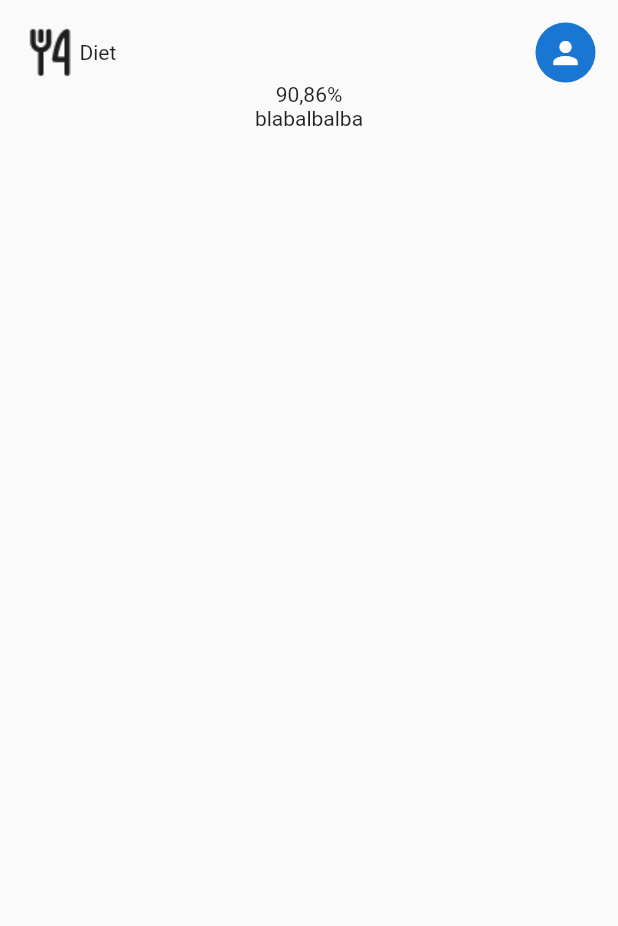
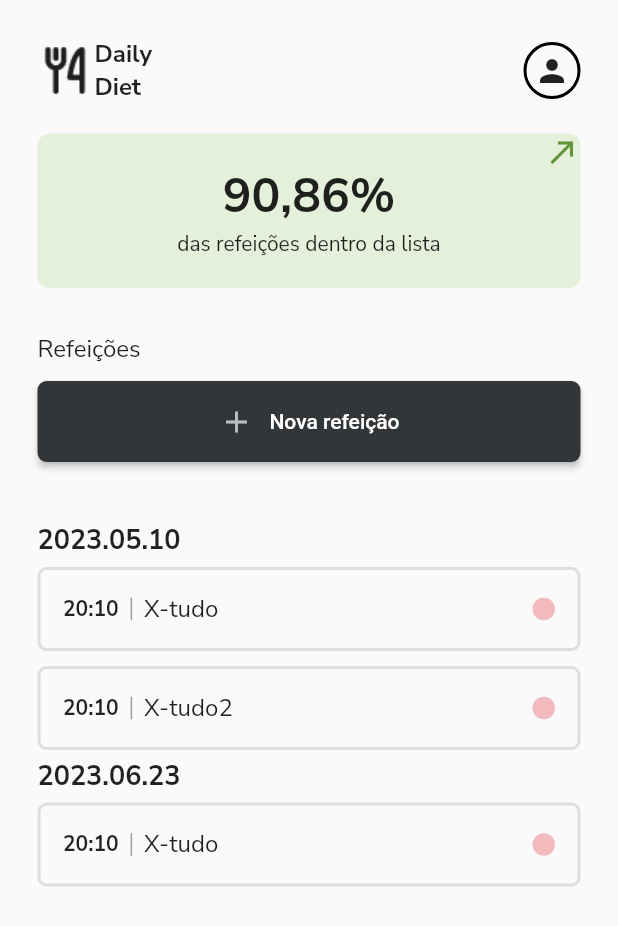
Before and after one commit to IagoAntunes/DailyDiet, a Flutter app: the screen it shows after launch, on a phone screen of 412 x 824 dp. Shown: the top 926 px of the screen. Run offline on Flutter 3.47's test engine with Material 2 defaults, Android fonts, the phone set to English and light mode, and no system bars; drawn by our look-alikes of grouped_list; our stand-ins replace cloud_firestore, firebase_core, google_fonts; accounts and stored records are empty.

Commit message:
Initial Design Screens

```diff
--- a/lib/core/colors.dart
+++ b/lib/core/colors.dart
@@ -1,21 +1,21 @@
 import 'package:flutter/animation.dart';
 
 class AppColors {
-  Color redDark = const Color(0xffBF3B44);
-  Color redMid = const Color(0xffF3BABD);
-  Color redLight = const Color(0xffF4E6E7);
+  static Color redDark = const Color(0xffBF3B44);
+  static Color redMid = const Color(0xffF3BABD);
+  static Color redLight = const Color(0xffF4E6E7);
 
-  Color greenDark = const Color(0xff639339);
-  Color greenMid = const Color(0xffCBE4B4);
-  Color greenLight = const Color(0xffE5F0DB);
+  static Color greenDark = const Color(0xff639339);
+  static Color greenMid = const Color(0xffCBE4B4);
+  static Color greenLight = const Color(0xffE5F0DB);
 
-  Color gray1 = const Color(0xff1B1D1E);
-  Color gray2 = const Color(0xff333638);
-  Color gray3 = const Color(0xff5C6265);
-  Color gray4 = const Color(0xffB9BBBC);
+  static Color gray1 = const Color(0xff1B1D1E);
+  static Color gray2 = const Color(0xff333638);
+  static Color gray3 = const Color(0xff5C6265);
+  static Color gray4 = const Color(0xffB9BBBC);
 
-  Color gray5 = const Color(0xffDDDEDF);
-  Color gray6 = const Color(0xffEFF0F0);
-  Color gray7 = const Color(0xffFAFAFA);
-  Color gray8 = const Color(0xffFFFFFF);
+  static Color gray5 = const Color(0xffDDDEDF);
+  static Color gray6 = const Color(0xffEFF0F0);
+  static Color gray7 = const Color(0xffFAFAFA);
+  static Color gray8 = const Color(0xffFFFFFF);
 }
--- a/lib/features/HomePage/presentation/home_page.dart
+++ /dev/null
@@ -1,41 +0,0 @@
-import 'package:dailydiet/features/HomePage/widgets/header.dart';
-import 'package:flutter/material.dart';
-import 'package:flutter/src/widgets/container.dart';
-import 'package:flutter/src/widgets/framework.dart';
-
-class HomePage extends StatefulWidget {
-  const HomePage({super.key});
-
-  @override
-  State<HomePage> createState() => _HomePageState();
-}
-
-class _HomePageState extends State<HomePage> {
-  @override
-  Widget build(BuildContext context) {
-    return Scaffold(
-      body: SafeArea(
-        child: Padding(
-          padding: const EdgeInsets.all(15),
-          child: Column(
-            children: [
-              Header(),
-              Container(
-                child: Stack(
-                  children: [
-                    Column(
-                      children: [
-                        Text("90,86%"),
-                        Text("blabalbalba"),
-                      ],
-                    )
-                  ],
-                ),
-              )
-            ],
-          ),
-        ),
-      ),
-    );
-  }
-}
--- a/lib/features/HomePage/widgets/header.dart
+++ /dev/null
@@ -1,25 +0,0 @@
-import 'package:flutter/material.dart';
-
-class Header extends StatelessWidget {
-  const Header({super.key});
-
-  @override
-  Widget build(BuildContext context) {
-    return Row(
-      mainAxisAlignment: MainAxisAlignment.spaceBetween,
-      children: [
-        Container(
-          child: Row(
-            children: [
-              Image.asset("assets/images/ForkKnife.png"),
-              const Text("Diet")
-            ],
-          ),
-        ),
-        const CircleAvatar(
-          child: Icon(Icons.person),
-        )
-      ],
-    );
-  }
-}
--- a/lib/main.dart
+++ b/lib/main.dart
@@ -1,7 +1,17 @@
-import 'package:dailydiet/features/HomePage/presentation/home_page.dart';
+import 'package:dailydiet/src/presentations/HomePage/presentation/home_page.dart';
+import 'package:firebase_core/firebase_core.dart';
 import 'package:flutter/material.dart';
+import 'package:flutter/services.dart';
 
-void main() {
+void main() async {
+  WidgetsFlutterBinding.ensureInitialized();
+  await Firebase.initializeApp();
+  SystemChrome.setSystemUIOverlayStyle(
+    const SystemUiOverlayStyle(
+      systemNavigationBarColor: Colors.transparent, // navigation bar color
+      statusBarColor: Colors.transparent, // status bar color
+    ),
+  );
   runApp(const MyApp());
 }
 
@@ -12,7 +22,8 @@ class MyApp extends StatelessWidget {
   @override
   Widget build(BuildContext context) {
     return MaterialApp(
-      title: 'Flutter Demo',
+      debugShowCheckedModeBanner: false,
+      title: 'Daily Diet',
       theme: ThemeData(
         primarySwatch: Colors.blue,
       ),
--- /dev/null
+++ b/lib/src/models/list_diet_model.dart
@@ -0,0 +1 @@
+class ListDietModel {}
--- /dev/null
+++ b/lib/src/models/snack_model.dart
@@ -0,0 +1,15 @@
+// ignore_for_file: public_member_api_docs, sort_constructors_first
+import 'package:flutter/material.dart';
+
+class SnackModel {
+  String title;
+  DateTime date;
+  TimeOfDay hours;
+  bool inDiet;
+  SnackModel({
+    required this.title,
+    required this.date,
+    required this.hours,
+    required this.inDiet,
+  });
+}
--- /dev/null
+++ b/lib/src/presentations/HomePage/presentation/home_page.dart
@@ -0,0 +1,67 @@
+import 'package:dailydiet/src/models/snack_model.dart';
+import 'package:dailydiet/src/presentations/HomePage/widgets/button_new_snack.dart';
+import 'package:dailydiet/src/presentations/HomePage/widgets/card_item_list.dart';
+import 'package:dailydiet/src/presentations/HomePage/widgets/card_porcentage.dart';
+import 'package:dailydiet/src/presentations/HomePage/widgets/header.dart';
+import 'package:dailydiet/src/presentations/HomePage/widgets/list_items.dart';
+import 'package:flutter/material.dart';
+import 'package:google_fonts/google_fonts.dart';
+import 'package:grouped_list/grouped_list.dart';
+
+class HomePage extends StatefulWidget {
+  const HomePage({super.key});
+
+  @override
+  State<HomePage> createState() => _HomePageState();
+}
+
+class _HomePageState extends State<HomePage> {
+  List<SnackModel> listaElementos = [
+    SnackModel(
+      title: 'X-tudo',
+      date: DateTime(2023, 5, 10),
+      hours: const TimeOfDay(hour: 20, minute: 10),
+      inDiet: true,
+    ),
+    SnackModel(
+      title: 'X-tudo2',
+      date: DateTime(2023, 5, 10),
+      hours: const TimeOfDay(hour: 20, minute: 10),
+      inDiet: true,
+    ),
+    SnackModel(
+      title: 'X-tudo',
+      date: DateTime(2023, 6, 23),
+      hours: const TimeOfDay(hour: 20, minute: 10),
+      inDiet: true,
+    ),
+  ];
+  @override
+  Widget build(BuildContext context) {
+    return Scaffold(
+      body: SafeArea(
+        child: Padding(
+          padding: const EdgeInsets.all(25),
+          child: Column(
+            mainAxisSize: MainAxisSize.max,
+            crossAxisAlignment: CrossAxisAlignment.start,
+            children: [
+              const Header(),
+              const SizedBox(height: 20),
+              const CardPorcentage(),
+              const SizedBox(height: 30),
+              Text(
+                "Refeições",
+                style: GoogleFonts.nunitoSans(fontSize: 16),
+              ),
+              const SizedBox(height: 10),
+              ButtonNewSnack(),
+              const SizedBox(height: 40),
+              ListSnack(listSnack: listaElementos)
+            ],
+          ),
+        ),
+      ),
+    );
+  }
+}
--- /dev/null
+++ b/lib/src/presentations/HomePage/widgets/button_new_snack.dart
@@ -0,0 +1,44 @@
+import 'package:cloud_firestore/cloud_firestore.dart';
+import 'package:dailydiet/src/presentations/NewSnack/new_snack_page.dart';
+import 'package:flutter/material.dart';
+
+import '../../../../core/colors.dart';
+
+class ButtonNewSnack extends StatelessWidget {
+  ButtonNewSnack({super.key});
+  final FirebaseFirestore firestore = FirebaseFirestore.instance;
+  @override
+  Widget build(BuildContext context) {
+    return ElevatedButton(
+      onPressed: () {
+        Navigator.push(
+          context,
+          MaterialPageRoute(
+            builder: (context) => NewSnackPage(),
+          ),
+        );
+      },
+      style: ElevatedButton.styleFrom(
+        backgroundColor: AppColors.gray2,
+        alignment: Alignment.center,
+        padding: const EdgeInsets.all(15),
+        shape: const RoundedRectangleBorder(
+          borderRadius: BorderRadius.all(
+            Radius.circular(6),
+          ),
+        ),
+      ),
+      child: Row(
+        mainAxisAlignment: MainAxisAlignment.center,
+        children: [
+          Icon(
+            Icons.add,
+            color: AppColors.gray4,
+          ),
+          const SizedBox(width: 10),
+          const Text('Nova refeição'),
+        ],
+      ),
+    );
+  }
+}
--- /dev/null
+++ b/lib/src/presentations/HomePage/widgets/card_item_list.dart
@@ -0,0 +1,64 @@
+import 'package:dailydiet/core/colors.dart';
+import 'package:flutter/material.dart';
+import 'package:google_fonts/google_fonts.dart';
+
+import '../../../models/snack_model.dart';
+
+class CardItemList extends StatelessWidget {
+  CardItemList({
+    super.key,
+    required this.element,
+  });
+  SnackModel element;
+  @override
+  Widget build(BuildContext context) {
+    return Padding(
+      padding: const EdgeInsets.symmetric(vertical: 5),
+      child: Container(
+        padding: const EdgeInsets.all(15),
+        decoration: BoxDecoration(
+          border: Border.all(
+            width: 2,
+            color: AppColors.gray5,
+          ),
+          borderRadius: const BorderRadius.all(
+            Radius.circular(6),
+          ),
+        ),
+        child: Row(
+          children: [
+            Text(
+              "${element.hours.hour}:${element.hours.minute}",
+              style: GoogleFonts.nunitoSans(
+                fontSize: 14,
+                fontWeight: FontWeight.bold,
+              ),
+            ),
+            Padding(
+              padding: const EdgeInsets.symmetric(horizontal: 8),
+              child: Container(
+                height: 15,
+                width: 1,
+                color: Colors.grey,
+              ),
+            ),
+            Expanded(
+              child: Text(
+                element.title,
+                style: GoogleFonts.nunitoSans(fontSize: 16),
+              ),
+            ),
+            Container(
+              height: 15,
+              width: 15,
+              decoration: BoxDecoration(
+                color: AppColors.redMid,
+                shape: BoxShape.circle,
+              ),
+            )
+          ],
+        ),
+      ),
+    );
+  }
+}
--- /dev/null
+++ b/lib/src/presentations/HomePage/widgets/card_porcentage.dart
@@ -0,0 +1,53 @@
+import 'package:flutter/material.dart';
+import 'package:google_fonts/google_fonts.dart';
+
+import '../../../../core/colors.dart';
+
+class CardPorcentage extends StatelessWidget {
+  const CardPorcentage({super.key});
+
+  @override
+  Widget build(BuildContext context) {
+    return Container(
+      width: double.infinity,
+      decoration: BoxDecoration(
+        color: AppColors.greenLight,
+        borderRadius: BorderRadius.circular(8),
+      ),
+      child: Stack(
+        alignment: Alignment.center,
+        children: [
+          Positioned(
+            right: 0,
+            top: 0,
+            child: Icon(
+              Icons.call_made,
+              color: AppColors.greenDark,
+            ),
+          ),
+          Container(
+            padding: const EdgeInsets.all(20),
+            child: Column(
+              mainAxisAlignment: MainAxisAlignment.start,
+              children: [
+                Text(
+                  "90,86%",
+                  style: GoogleFonts.nunitoSans(
+                    fontSize: 32,
+                    fontWeight: FontWeight.bold,
+                  ),
+                ),
+                Text(
+                  "das refeições dentro da lista",
+                  style: GoogleFonts.nunitoSans(
+                    fontSize: 14,
+                  ),
+                ),
+              ],
+            ),
+          )
+        ],
+      ),
+    );
+  }
+}
--- /dev/null
+++ b/lib/src/presentations/HomePage/widgets/header.dart
@@ -0,0 +1,49 @@
+import 'package:flutter/material.dart';
+import 'package:google_fonts/google_fonts.dart';
+
+class Header extends StatelessWidget {
+  const Header({super.key});
+
+  @override
+  Widget build(BuildContext context) {
+    return Row(
+      mainAxisAlignment: MainAxisAlignment.spaceBetween,
+      children: [
+        Container(
+          child: Row(
+            children: [
+              Image.asset("assets/images/ForkKnife.png"),
+              Column(
+                crossAxisAlignment: CrossAxisAlignment.start,
+                children: <Widget>[
+                  Text(
+                    'Daily',
+                    style: GoogleFonts.nunitoSans(
+                      fontSize: 16,
+                      fontWeight: FontWeight.bold,
+                    ),
+                  ),
+                  Text(
+                    'Diet',
+                    style: GoogleFonts.nunitoSans(
+                      fontSize: 16,
+                      fontWeight: FontWeight.bold,
+                    ),
+                  ),
+                ],
+              )
+            ],
+          ),
+        ),
+        Container(
+          padding: const EdgeInsets.all(5),
+          decoration: BoxDecoration(
+            shape: BoxShape.circle,
+            border: Border.all(width: 2, color: Colors.black),
+          ),
+          child: const Icon(Icons.person),
+        )
+      ],
+    );
+  }
+}
--- /dev/null
+++ b/lib/src/presentations/HomePage/widgets/list_items.dart
@@ -0,0 +1,40 @@
+import 'package:flutter/material.dart';
+import 'package:google_fonts/google_fonts.dart';
+import 'package:grouped_list/grouped_list.dart';
+
+import '../../../models/snack_model.dart';
+import 'card_item_list.dart';
+
+class ListSnack extends StatelessWidget {
+  ListSnack({
+    super.key,
+    required this.listSnack,
+  });
+  List<SnackModel> listSnack;
+  @override
+  Widget build(BuildContext context) {
+    return Expanded(
+      child: GroupedListView<SnackModel, String>(
+        elements: listSnack,
+        groupBy: (snack) => snack.date.toString(),
+        groupSeparatorBuilder: (String groupByValue) => Align(
+          alignment: Alignment.topLeft,
+          child: Text(
+            groupByValue.split(' ')[0].replaceAll('-', '.'),
+            style: GoogleFonts.nunitoSans(
+              fontSize: 18,
+              fontWeight: FontWeight.w700,
+            ),
+          ),
+        ),
+        itemBuilder: (context, SnackModel element) =>
+            CardItemList(element: element),
+        itemComparator: (item1, item2) =>
+            item1.title.compareTo(item2.title), // optional
+        useStickyGroupSeparators: true, // optional
+        floatingHeader: true, // optional
+        order: GroupedListOrder.ASC, // optional
+      ),
+    );
+  }
+}
--- a/pubspec.yaml
+++ b/pubspec.yaml
@@ -31,8 +31,10 @@ environment:
 dependencies:
   flutter:
     sdk: flutter
-
-
+  google_fonts: ^4.0.3
+  firebase_core: ^2.9.0
+  cloud_firestore: ^4.5.0
+  grouped_list: ^5.1.2
   # The following adds the Cupertino Icons font to your application.
   # Use with the CupertinoIcons class for iOS style icons.
   cupertino_icons: ^1.0.2
```
Also changed, not shown: lib/src/presentations/NewSnack/new_snack_page.dart (added, +296 -0 lines), pubspec.lock, 4 other files.
